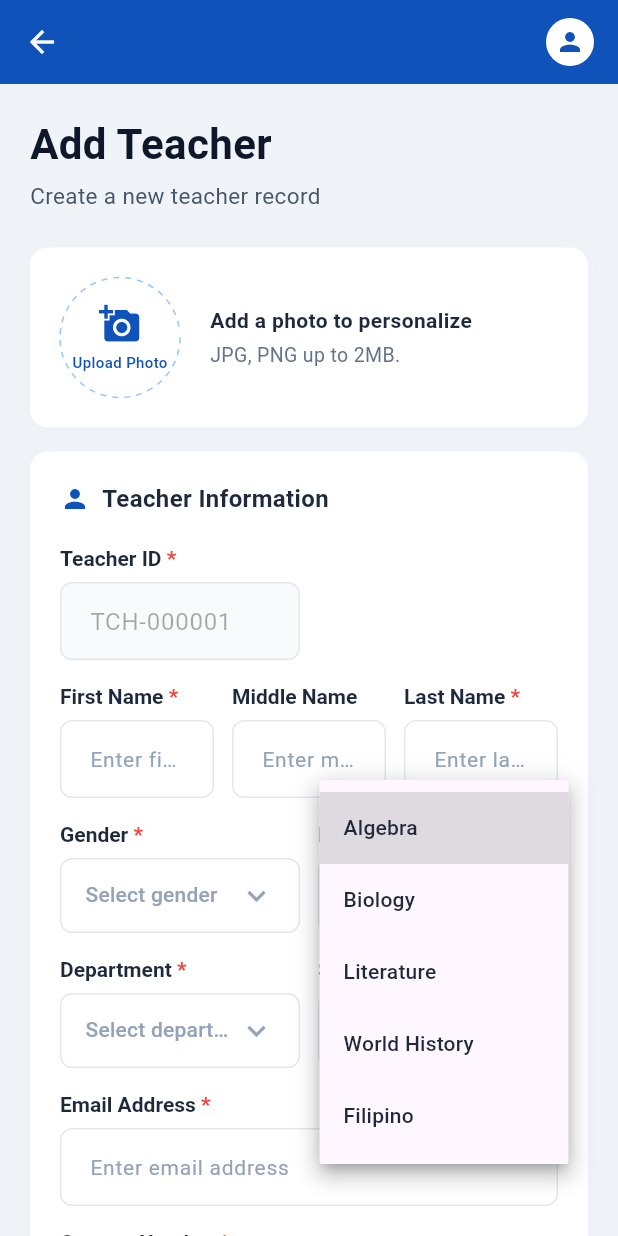
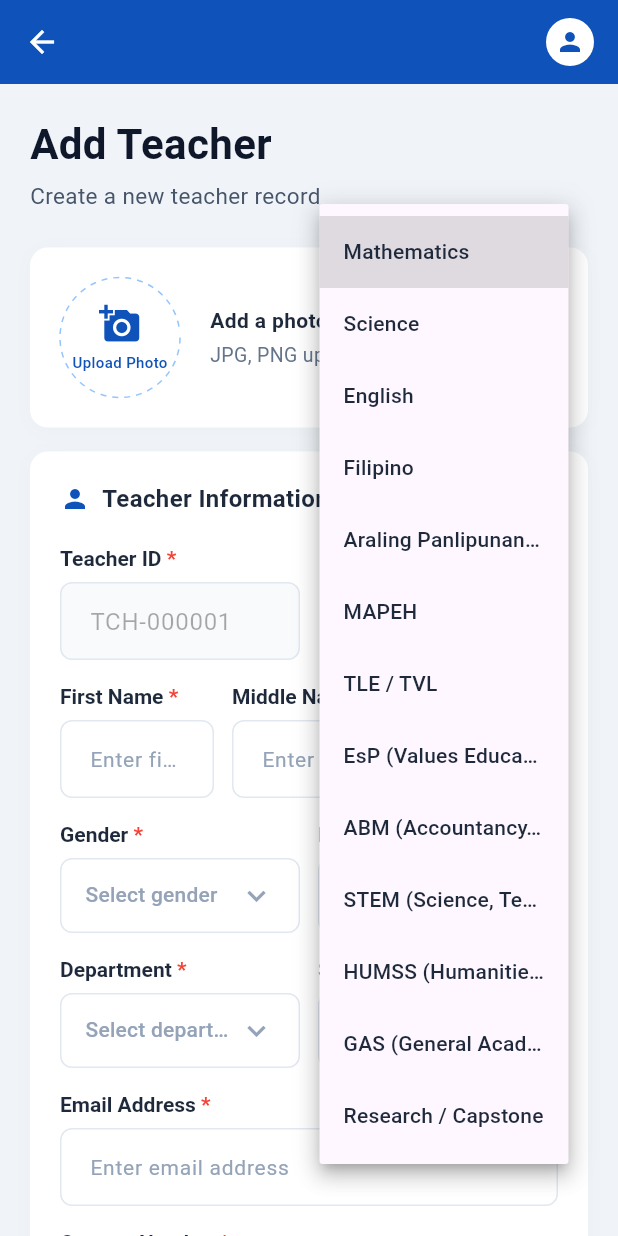
Before and after one commit to HanZeYoo/Academic_System, a Flutter app: the AddTeacherScreen screen opened directly, after a tap on "Select subject specialization", on a phone screen of 412 x 824 dp. Run offline on Flutter 3.47's test engine with Material 3 defaults, Android fonts, the phone set to English and light mode, and no system bars; our stand-ins replace csv, file_picker, firebase_core, firebase_messaging, fl_chart, flutter_local_notifications and 4 more; missing offline and left inert: mailer; accounts and stored records are empty; Roboto replaces fonts that are missing (Segoe UI).

Commit message:
automated notification for sending credentials to students and teacher

```diff
--- a/lib/screens/add_teacher_screen.dart
+++ b/lib/screens/add_teacher_screen.dart
@@ -1,6 +1,7 @@
 import 'package:flutter/material.dart';
 import 'package:flutter/services.dart';
 import '../database_helper.dart';
+import '../services/email_service.dart';
 
 class AddTeacherScreen extends StatefulWidget {
   final Map<String, dynamic>? teacherToEdit;
@@ -58,7 +59,21 @@ class _AddTeacherScreenState extends State<AddTeacherScreen> {
         'SHS Applied/Specialized'
       ].contains(data['department'])) _selectedDepartment = data['department'];
       if (['Male', 'Female', 'Other'].contains(data['gender'])) _selectedGender = data['gender'];
-      if (['Mathematics', 'Science', 'English', 'History'].contains(data['specialization'])) _selectedSubjectSpecialization = data['specialization'];
+      if (const [
+        'Mathematics',
+        'Science',
+        'English',
+        'Filipino',
+        'Araling Panlipunan (Social Studies)',
+        'MAPEH',
+        'TLE / TVL',
+        'EsP (Values Education)',
+        'ABM (Accountancy, Business, & Management)',
+        'STEM (Science, Tech, Eng, & Math)',
+        'HUMSS (Humanities & Social Sciences)',
+        'GAS (General Academic Strand)',
+        'Research / Capstone'
+      ].contains(data['specialization'])) _selectedSubjectSpecialization = data['specialization'];
       if (['Full-time', 'Part-time', 'Contract'].contains(data['employment_status'])) _selectedEmploymentStatus = data['employment_status'];
       if (['Section A', 'Section B', 'Section C', 'Section D'].contains(data['assigned_section'])) _selectedAssignedSection = data['assigned_section'];
 
@@ -198,6 +213,15 @@ class _AddTeacherScreenState extends State<AddTeacherScreen> {
         hiringDate: _hiringDate != null ? '${_hiringDate!.month}/${_hiringDate!.day}/${_hiringDate!.year}' : null,
         assignedSection: _selectedAssignedSection,
       );
+
+      // Send Welcome Email
+      if (_sendCredentials) {
+        await EmailService.sendEmail(
+          toEmail: _emailController.text,
+          subject: 'Welcome to the Academic System!',
+          messageText: 'Hello $fullName,<br><br>Your teacher account has been created successfully.<br><br><b>Username/Email:</b> ${_emailController.text}<br><b>Temporary Password:</b> teacher123<br><br>Please log in to your account and change your password immediately.',
+        );
+      }
     }
 
     setState(() => _isLoading = false);
@@ -467,7 +491,21 @@ class _AddTeacherScreenState extends State<AddTeacherScreen> {
                             hint: 'Select subject specialization',
                             isRequired: true,
                             value: _selectedSubjectSpecialization,
-                            items: const ['Algebra', 'Biology', 'Literature', 'World History', 'Filipino'],
+                            items: const [
+                              'Mathematics',
+                              'Science',
+                              'English',
+                              'Filipino',
+                              'Araling Panlipunan (Social Studies)',
+                              'MAPEH',
+                              'TLE / TVL',
+                              'EsP (Values Education)',
+                              'ABM (Accountancy, Business, & Management)',
+                              'STEM (Science, Tech, Eng, & Math)',
+                              'HUMSS (Humanities & Social Sciences)',
+                              'GAS (General Academic Strand)',
+                              'Research / Capstone'
+                            ],
                             onChanged: (val) => setState(() => _selectedSubjectSpecialization = val),
                           ),
                         ),
```
Also changed, not shown: lib/database_helper.dart (+4 -4 lines), lib/screens/add_student_screen.dart (+34 -0 lines).
